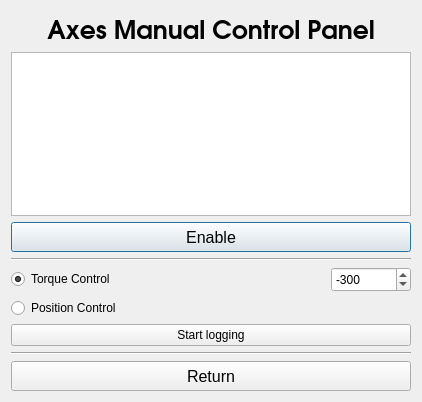
This is widgets/apps/manual_control_dialog.ui in IRMA-LAB/cable_robot as Qt 5 draws it before an edit. The edited form follows.
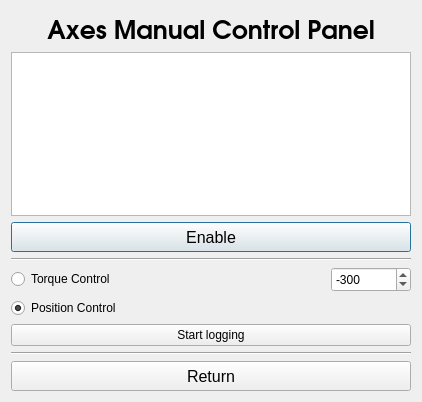
This is the edited form.

The edit to the form file:
```diff
--- a/widgets/apps/manual_control_dialog.ui
+++ b/widgets/apps/manual_control_dialog.ui
@@ -92,7 +92,7 @@
         <string>Torque Control</string>
        </property>
        <property name="checked">
-        <bool>true</bool>
+        <bool>false</bool>
        </property>
       </widget>
      </item>
@@ -139,7 +139,7 @@
       <string>Position Control</string>
      </property>
      <property name="checked">
-      <bool>false</bool>
+      <bool>true</bool>
      </property>
     </widget>
    </item>
```
